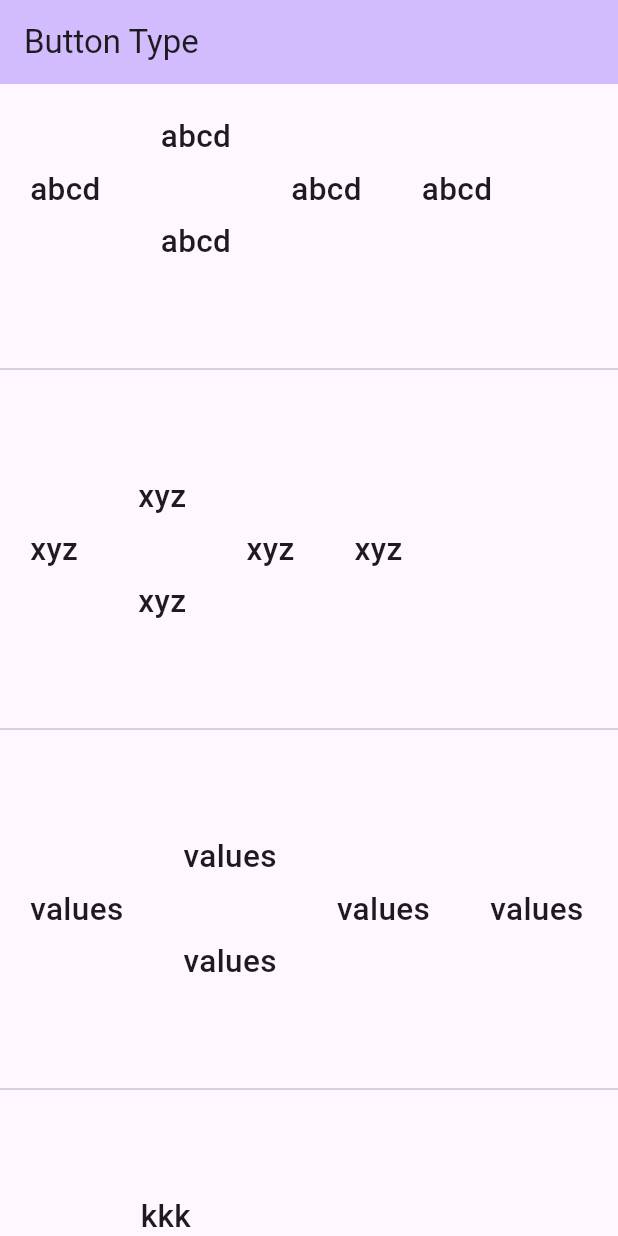
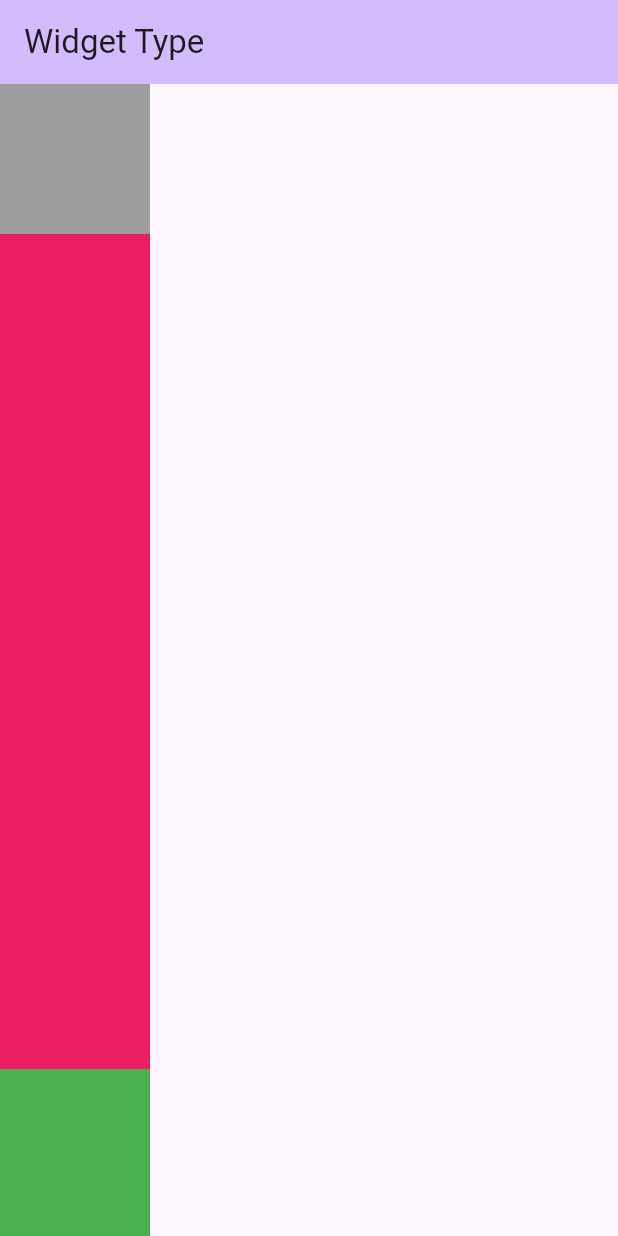
Before and after one commit to jainsourab99/FlutterAllTypeofButton, a Flutter app: the screen it shows after launch, on a phone screen of 412 x 824 dp. Run offline on Flutter 3.47's test engine with Material 3 defaults, Android fonts, the phone set to English and light mode, and no system bars.

Commit message:
Expanded Widget

```diff
--- a/lib/main.dart
+++ b/lib/main.dart
@@ -82,44 +82,40 @@ class _MyHomePageState extends State<MyHomePage> {
         backgroundColor: Theme.of(context).colorScheme.inversePrimary,
         // Here we take the value from the MyHomePage object that was created by
         // the App.build method, and use it to set our appbar title.
-        title: const Text("Button Type"),
+        title: const Text("Widget Type"),
       ),
-      body: ListView.separated(itemBuilder: (context, index) {
-        return Row(
-          children: [
-        Padding(
-        padding: const EdgeInsets.all(20.0),
-        child: Text(names[index], style: TextStyle(fontSize: 21, fontWeight: FontWeight.w500),),
-        ),
-            Column(
-              children: [
-                Padding(
-                  padding: const EdgeInsets.all(20.0),
-                  child: Text(names[index], style: TextStyle(fontSize: 21, fontWeight: FontWeight.w500),),
-                ),
-        Padding(
-        padding: const EdgeInsets.all(20.0),
-        child: Text(names[index], style: TextStyle(fontSize: 21, fontWeight: FontWeight.w500),),
-        ),
-              ],
-            ),Padding(
-              padding: const EdgeInsets.all(20.0),
-              child: Text(names[index], style: TextStyle(fontSize: 21, fontWeight: FontWeight.w500),),
+      body: Column(
+        // mainAxisAlignment: MainAxisAlignment.center,
+        children: [
+          Container(
+            width: 100,
+            height: 100,
+            color: Colors.grey,
+          ),
+          Expanded(
+            flex: 5,
+            child: Container(
+              width: 100,
+              height: 100,
+              color: Colors.pink,
             ),
-            Padding(
-              padding: const EdgeInsets.all(20.0),
-              child: Text(names[index], style: TextStyle(fontSize: 21, fontWeight: FontWeight.w500),),
+          ),
+          Expanded(
+            child: Container(
+              width: 100,
+              height: 100,
+              color: Colors.green,
             ),
-          ],
-        );
-      },
-      itemCount: names.length,
-        separatorBuilder: (context, index) {
-        return Divider(height: 100, thickness: 1,);
+          )
+        ]
 
 
 
-        },
+
+
+
+
+
       ),
       );
       // This trailing comma makes auto-formatting nicer for build methods.
```
